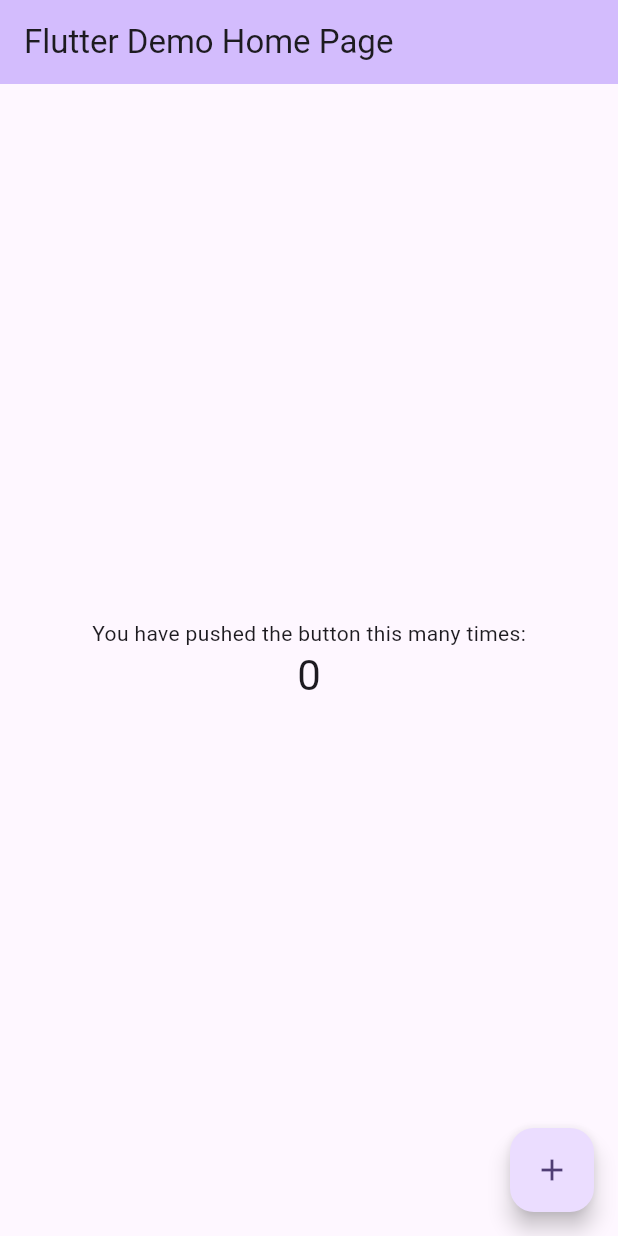
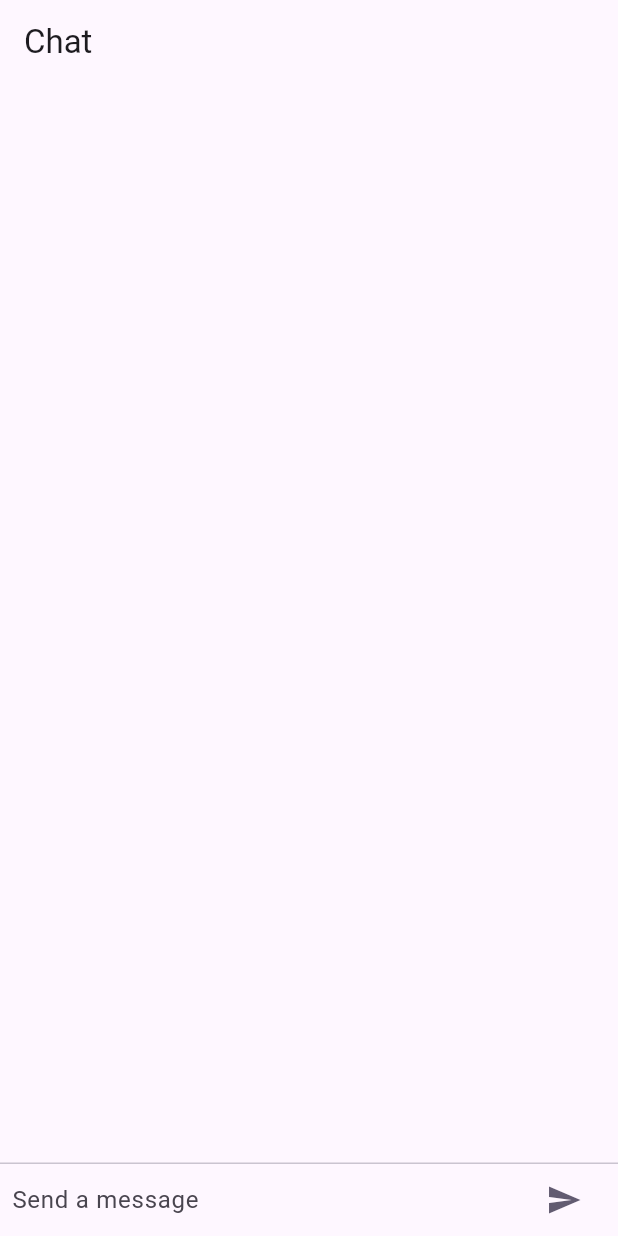
Before and after one commit to could-ai/01986f49-5004-74ed-a004-ba78c88b662b, a Flutter app: the screen it shows after launch, on a phone screen of 412 x 824 dp. Run offline on Flutter 3.47's test engine with Material 3 defaults, Android fonts, the phone set to English and light mode, and no system bars.

Commit message:
Replaced the default counter app with the ChatScreen as the home page and updated the theme for a chat application.; Created the main ChatScreen UI, including the message list, text input field, and send button. Implemented local state management for messages.; Created a data model for a single chat message, containing the text and sender information.; Created a widget to display a single chat message, including the sender's avatar, name, and the message content.

```diff
--- a/usr/lib/main.dart
+++ b/usr/lib/main.dart
@@ -1,4 +1,5 @@
 import 'package:flutter/material.dart';
+import 'package:couldai_user_app/screens/chat_screen.dart';
 
 void main() {
   runApp(const MyApp());
@@ -7,114 +8,16 @@ void main() {
 class MyApp extends StatelessWidget {
   const MyApp({super.key});
 
-  // This widget is the root of your application.
   @override
   Widget build(BuildContext context) {
     return MaterialApp(
-      title: 'Flutter Demo',
+      title: 'Chat App',
+      theme: ThemeData(
+        primarySwatch: Colors.blue,
+        visualDensity: VisualDensity.adaptivePlatformDensity,
+      ),
       debugShowCheckedModeBanner: false,
-      theme: ThemeData(
-        // This is the theme of your application.
-        //
-        // TRY THIS: Try running your application with "flutter run". You'll see
-        // the application has a purple toolbar. Then, without quitting the app,
-        // try changing the seedColor in the colorScheme below to Colors.green
-        // and then invoke "hot reload" (save your changes or press the "hot
-        // reload" button in a Flutter-supported IDE, or press "r" if you used
-        // the command line to start the app).
-        //
-        // Notice that the counter didn't reset back to zero; the application
-        // state is not lost during the reload. To reset the state, use hot
-        // restart instead.
-        //
-        // This works for code too, not just values: Most code changes can be
-        // tested with just a hot reload.
-        colorScheme: ColorScheme.fromSeed(seedColor: Colors.deepPurple),
-      ),
-      home: const MyHomePage(title: 'Flutter Demo Home Page'),
+      home: const ChatScreen(),
     );
   }
 }
-
-class MyHomePage extends StatefulWidget {
-  const MyHomePage({super.key, required this.title});
-
-  // This widget is the home page of your application. It is stateful, meaning
-  // that it has a State object (defined below) that contains fields that affect
-  // how it looks.
-
-  // This class is the configuration for the state. It holds the values (in this
-  // case the title) provided by the parent (in this case the App widget) and
-  // used by the build method of the State. Fields in a Widget subclass are
-  // always marked "final".
-
-  final String title;
-
-  @override
-  State<MyHomePage> createState() => _MyHomePageState();
-}
-
-class _MyHomePageState extends State<MyHomePage> {
-  int _counter = 0;
-
-  void _incrementCounter() {
-    setState(() {
-      // This call to setState tells the Flutter framework that something has
-      // changed in this State, which causes it to rerun the build method below
-      // so that the display can reflect the updated values. If we changed
-      // _counter without calling setState(), then the build method would not be
-      // called again, and so nothing would appear to happen.
-      _counter++;
-    });
-  }
-
-  @override
-  Widget build(BuildContext context) {
-    // This method is rerun every time setState is called, for instance as done
-    // by the _incrementCounter method above.
-    //
-    // The Flutter framework has been optimized to make rerunning build methods
-    // fast, so that you can just rebuild anything that needs updating rather
-    // than having to individually change instances of widgets.
-    return Scaffold(
-      appBar: AppBar(
-        // TRY THIS: Try changing the color here to a specific color (to
-        // Colors.amber, perhaps?) and trigger a hot reload to see the AppBar
-        // change color while the other colors stay the same.
-        backgroundColor: Theme.of(context).colorScheme.inversePrimary,
-        // Here we take the value from the MyHomePage object that was created by
-        // the App.build method, and use it to set our appbar title.
-        title: Text(widget.title),
-      ),
-      body: Center(
-        // Center is a layout widget. It takes a single child and positions it
-        // in the middle of the parent.
-        child: Column(
-          // Column is also a layout widget. It takes a list of children and
-          // arranges them vertically. By default, it sizes itself to fit its
-          // children horizontally, and tries to be as tall as its parent.
-          //
-          // Column has various properties to control how it sizes itself and
-          // how it positions its children. Here we use mainAxisAlignment to
-          // center the children vertically; the main axis here is the vertical
-          // axis because Columns are vertical (the cross axis would be
-          // horizontal).
-          //
-          // TRY THIS: Invoke "debug painting" (choose the "Toggle Debug Paint"
-          // action in the IDE, or press "p" in the console), to see the
-          // wireframe for each widget.
-          mainAxisAlignment: MainAxisAlignment.center,
-          children: <Widget>[
-            const Text('You have pushed the button this many times:'),
-            Text('$_counter', style: Theme.of(context).textTheme.headlineMedium),
-          ],
-        ),
-      ),
-      floatingActionButton: FloatingActionButton(
-        onPressed: _incrementCounter,
-        tooltip: 'Increment',
-        child: const Icon(Icons.add),
-      ), // This trailing comma makes auto-formatting nicer for build methods.
-    );
-  }
-}
--- /dev/null
+++ b/usr/lib/models/chat_message_model.dart
@@ -0,0 +1,6 @@
+class ChatMessage {
+  final String text;
+  final String sender;
+
+  ChatMessage({required this.text, required this.sender});
+}
--- /dev/null
+++ b/usr/lib/screens/chat_screen.dart
@@ -0,0 +1,84 @@
+import 'package:flutter/material.dart';
+import 'package:couldai_user_app/models/chat_message_model.dart';
+import 'package:couldai_user_app/widgets/chat_message_widget.dart';
+
+class ChatScreen extends StatefulWidget {
+  const ChatScreen({super.key});
+
+  @override
+  State<ChatScreen> createState() => _ChatScreenState();
+}
+
+class _ChatScreenState extends State<ChatScreen> {
+  final TextEditingController _textController = TextEditingController();
+  final List<ChatMessage> _messages = [];
+
+  void _handleSubmitted(String text) {
+    _textController.clear();
+    if (text.trim().isEmpty) return;
+
+    setState(() {
+      _messages.insert(0, ChatMessage(text: text, sender: 'Me'));
+      // Simulate a bot response
+      _messages.insert(
+        0,
+        ChatMessage(text: 'Echo: $text', sender: 'Bot'),
+      );
+    });
+  }
+
+  @override
+  Widget build(BuildContext context) {
+    return Scaffold(
+      appBar: AppBar(
+        title: const Text('Chat'),
+      ),
+      body: Column(
+        children: <Widget>[
+          Flexible(
+            child: ListView.builder(
+              padding: const EdgeInsets.all(8.0),
+              reverse: true,
+              itemBuilder: (_, int index) => ChatMessageWidget(message: _messages[index]),
+              itemCount: _messages.length,
+            ),
+          ),
+          const Divider(height: 1.0),
+          Container(
+            decoration: BoxDecoration(color: Theme.of(context).cardColor),
+            child: _buildTextComposer(),
+          ),
+        ],
+      ),
+    );
+  }
+
+  Widget _buildTextComposer() {
+    return IconTheme(
+      data: IconThemeData(color: Theme.of(context).colorScheme.secondary),
+      child: Container(
+        margin: const EdgeInsets.symmetric(horizontal: 8.0),
+        child: Row(
+          children: <Widget>[
+            Flexible(
+              child: TextField(
+                controller: _textController,
+                onSubmitted: _handleSubmitted,
+                decoration: const InputDecoration.collapsed(
+                  hintText: 'Send a message',
+                ),
+              ),
+            ),
+            Container(
+              margin: const EdgeInsets.symmetric(horizontal: 4.0),
+              child: IconButton(
+                icon: const Icon(Icons.send),
+                onPressed: () => _handleSubmitted(_textController.text),
+              ),
+            ),
+          ],
+        ),
+      ),
+    );
+  }
+}
```
Also changed, not shown: usr/lib/widgets/chat_message_widget.dart (added, +36 -0 lines).
